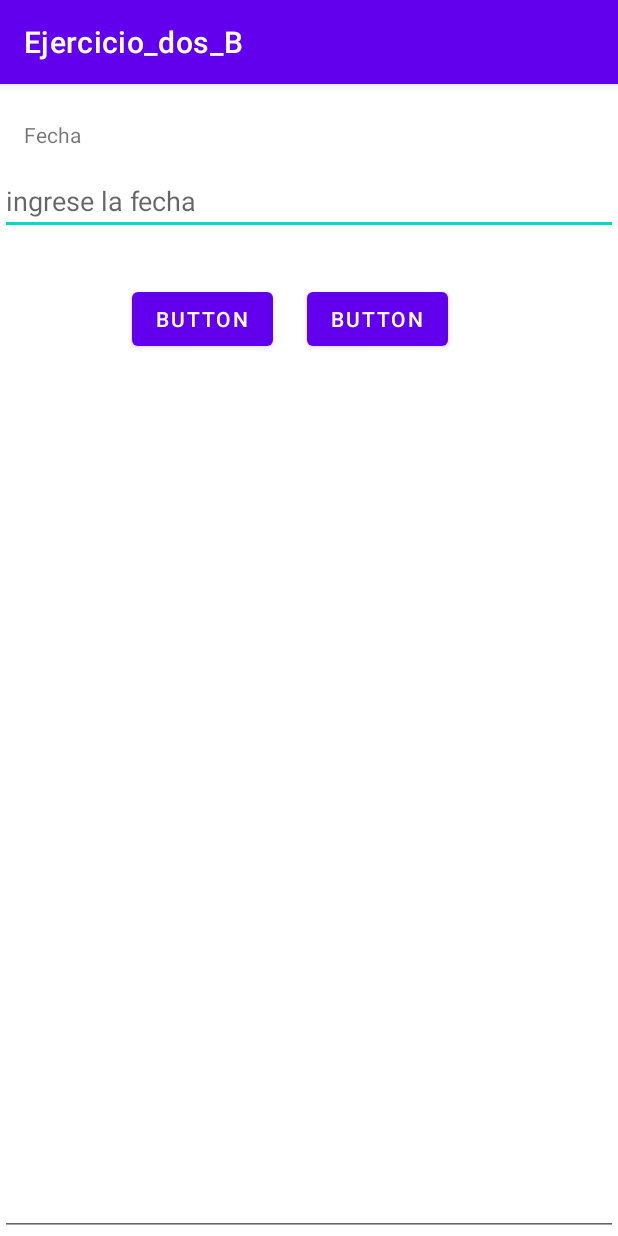
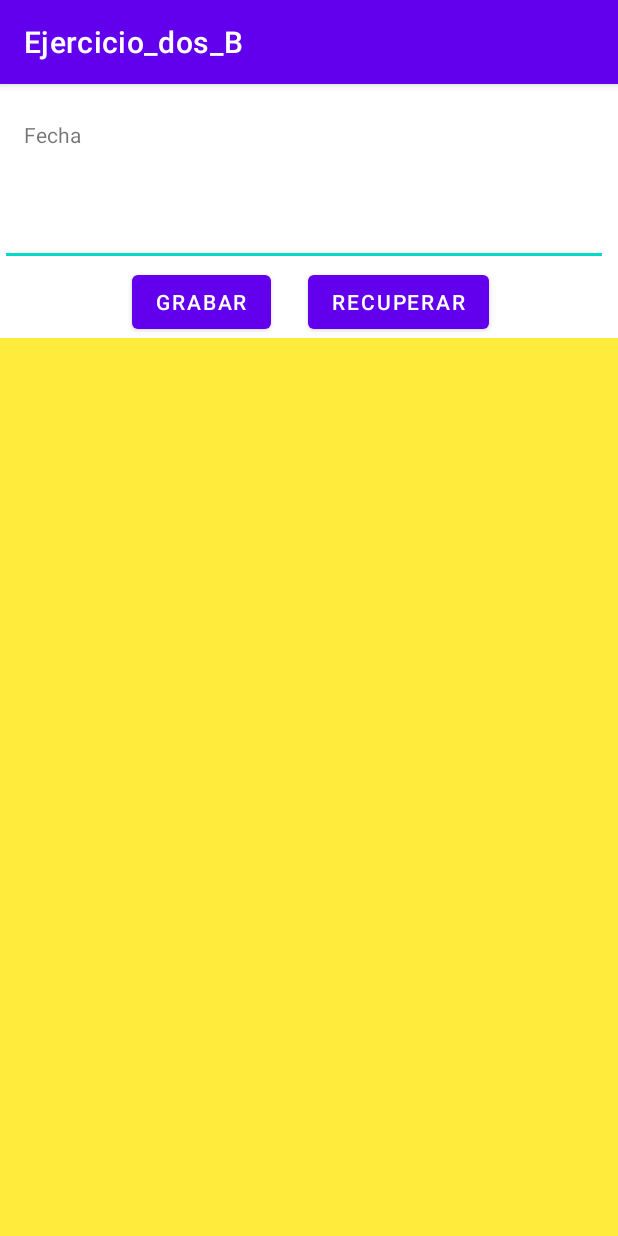
Before and after one commit to Cristiangpbf/EjerciciosAndroid, an Android app: the screen it shows after launch (MainActivity), on a phone screen of 412 x 824 dp. Run offline under Robolectric (Android 15) with nearby library versions, the phone set to English and light mode, and no system bars.

Commit message:
Segundo ejercicio B

```diff
--- a/Ejercicio_dos_B/app/src/main/res/layout/activity_main.xml
+++ b/Ejercicio_dos_B/app/src/main/res/layout/activity_main.xml
@@ -17,25 +17,25 @@
         app:layout_constraintStart_toStartOf="parent"
         app:layout_constraintTop_toTopOf="parent" />
 
-    <com.google.android.material.textfield.TextInputEditText
+    <EditText
         android:id="@+id/et1"
-        android:layout_width="match_parent"
-        android:layout_height="wrap_content"
-        android:layout_marginTop="12dp"
-        android:hint="ingrese la fecha"
+        android:layout_width="405dp"
+        android:layout_height="57dp"
+        android:layout_marginTop="64dp"
+        android:ems="10"
         android:inputType="date"
         app:layout_constraintEnd_toEndOf="parent"
         app:layout_constraintHorizontal_bias="0.0"
         app:layout_constraintStart_toStartOf="parent"
-        app:layout_constraintTop_toBottomOf="@+id/textView" />
+        app:layout_constraintTop_toTopOf="parent" />
 
     <Button
         android:id="@+id/button"
         android:layout_width="wrap_content"
         android:layout_height="wrap_content"
         android:layout_marginStart="88dp"
-        android:layout_marginTop="32dp"
-        android:text="Button"
+        android:onClick="grabar"
+        android:text="grabar"
         app:layout_constraintEnd_toStartOf="@+id/button2"
         app:layout_constraintHorizontal_bias="0.0"
         app:layout_constraintStart_toStartOf="parent"
@@ -45,10 +45,10 @@
         android:id="@+id/button2"
         android:layout_width="wrap_content"
         android:layout_height="wrap_content"
-        android:layout_marginTop="32dp"
-        android:text="Button"
+        android:onClick="recuperar"
+        android:text="recuperar"
         app:layout_constraintEnd_toEndOf="parent"
-        app:layout_constraintHorizontal_bias="0.644"
+        app:layout_constraintHorizontal_bias="0.705"
         app:layout_constraintStart_toStartOf="parent"
         app:layout_constraintTop_toBottomOf="@+id/et1" />
 
@@ -56,6 +56,7 @@
         android:id="@+id/et2"
         android:layout_width="0dp"
         android:layout_height="0dp"
+        android:background="#FFEB3B"
         android:gravity="top|left"
         android:inputType="textMultiLine"
         app:layout_constraintBottom_toBottomOf="parent"
@@ -63,6 +64,6 @@
         app:layout_constraintHorizontal_bias="0.0"
         app:layout_constraintStart_toStartOf="parent"
         app:layout_constraintTop_toBottomOf="@+id/button"
-        app:layout_constraintVertical_bias="0.041" />
+        app:layout_constraintVertical_bias="0.0" />
 
 </androidx.constraintlayout.widget.ConstraintLayout>
```
